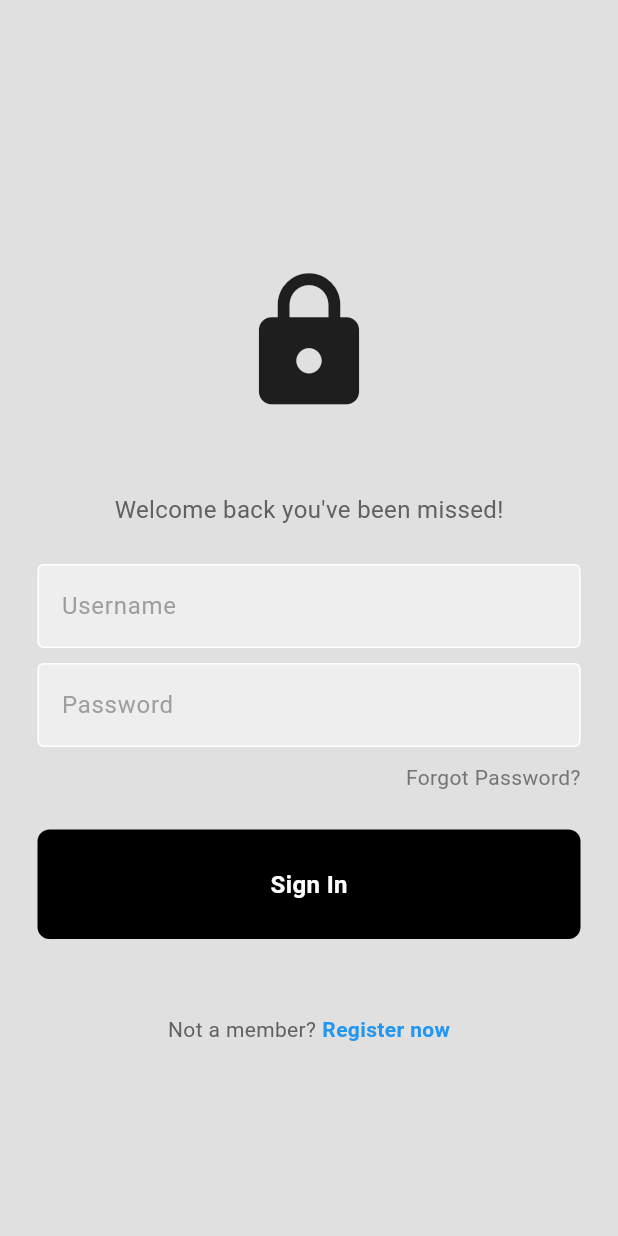
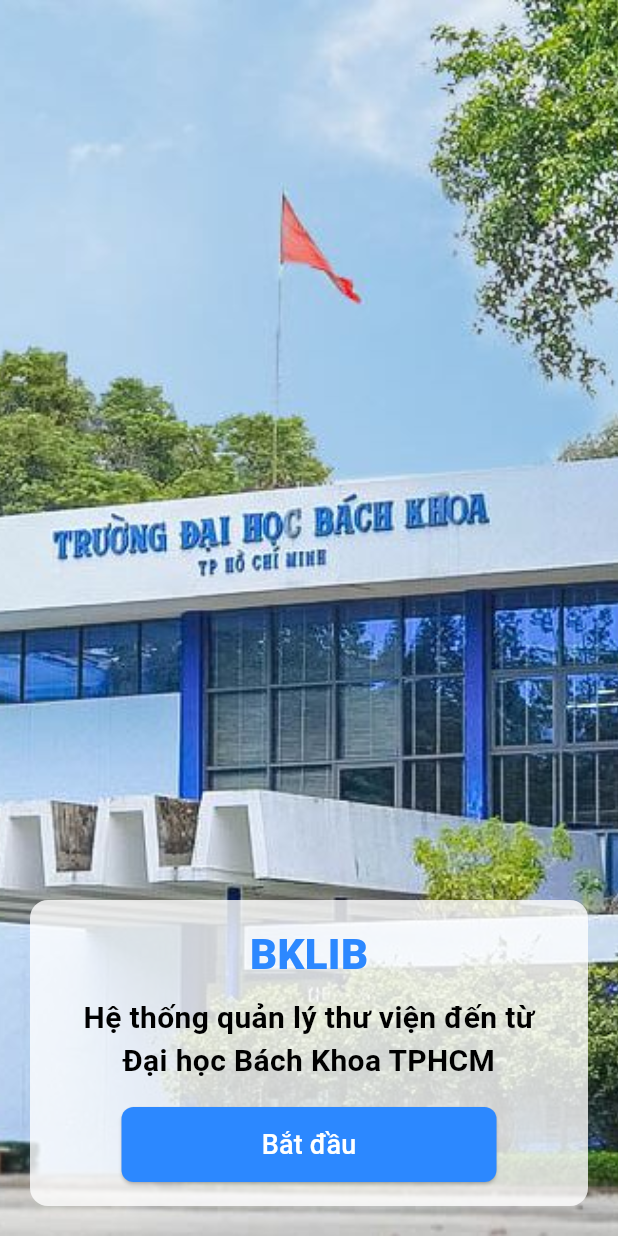
Before and after one commit to Floridazz/Intern_Project, a Flutter app: the screen it shows after launch, on a phone screen of 412 x 824 dp. Run offline on Flutter 3.47's test engine with Material 3 defaults, Android fonts, the phone set to English and light mode, and no system bars.

Commit message:
add welcome page. Still have things to do

```diff
--- a/lib/main.dart
+++ b/lib/main.dart
@@ -1,4 +1,5 @@
 import 'package:flutter/material.dart';
+import 'pages/welcome.dart';
 import 'pages/login_page.dart';
 
 void main() {
@@ -12,7 +13,11 @@ class MyApp extends StatelessWidget {
   Widget build(BuildContext context) {
     return MaterialApp(
       debugShowCheckedModeBanner: false,
-      home: LoginPage(),
+      initialRoute: '/',
+      routes: {
+        '/': (context) => const Welcome(),
+        '/loginpage': (context) => LoginPage(),
+      },
     );
   }
 }
--- /dev/null
+++ b/lib/pages/welcome.dart
@@ -0,0 +1,89 @@
+import 'package:flutter/material.dart';
+import 'login_page.dart'; // Import the LoginPage
+
+class Welcome extends StatefulWidget {
+  const Welcome({super.key});
+
+  @override
+  _WelcomeState createState() => _WelcomeState();
+}
+
+class _WelcomeState extends State<Welcome> {
+  bool _isPressed = false;
+
+  @override
+  Widget build(BuildContext context) {
+    return Scaffold(
+      body: Stack(
+        children: [
+          Container(
+            decoration: BoxDecoration(
+              image: DecorationImage(
+                image: AssetImage('lib/images/login_bg.png'),
+                fit: BoxFit.cover,
+              ),
+            ),
+          ),
+          Positioned(
+            bottom: 20,
+            left: 20,
+            right: 20,
+            child: Container(
+              padding: EdgeInsets.all(16.0),
+              decoration: BoxDecoration(
+                color: Colors.white.withOpacity(0.8),
+                borderRadius: BorderRadius.circular(12.0),
+              ),
+              child: Column(
+                mainAxisSize: MainAxisSize.min,
+                children: [
+                  Text(
+                    'BKLIB',
+                    style: TextStyle(
+                      color: Color(0xFF2C88FF),
+                      fontSize: 28,
+                      fontWeight: FontWeight.w900,
+                    ),
+                  ),
+                  SizedBox(height: 8),
+                  Text(
+                    'Hệ thống quản lý thư viện đến từ\nĐại học Bách Khoa TPHCM',
+                    style: TextStyle(
+                      color: Colors.black,
+                      fontSize: 20,
+                      fontWeight: FontWeight.w600,
+                    ),
+                    textAlign: TextAlign.center,
+                  ),
+                  SizedBox(height: 16),
+                  SizedBox(
+                    width: 250, // Fixed width for the button
+                    child: ElevatedButton(
+                      onPressed: () {
+                        Navigator.pushNamed(context, '/loginpage');
+                      },
+                      child: Text(
+                        'Bắt đầu',
+                        style: TextStyle(
+                          color: _isPressed ? Colors.yellow : Colors.white,
+                          fontSize: 18,
+                        ),
+                      ),
+                      style: ElevatedButton.styleFrom(
+                        backgroundColor: Color(0xFF2C88FF),
+                        padding: EdgeInsets.symmetric(vertical: 12),
+                        shape: RoundedRectangleBorder(
+                          borderRadius: BorderRadius.circular(8.0),
+                        ),
+                      ),
+                    ),
+                  ),
+                ],
+              ),
+            ),
+          ),
+        ],
+      ),
+    );
+  }
+}
```
Also changed, not shown: lib/images/login_bg.png (added).
